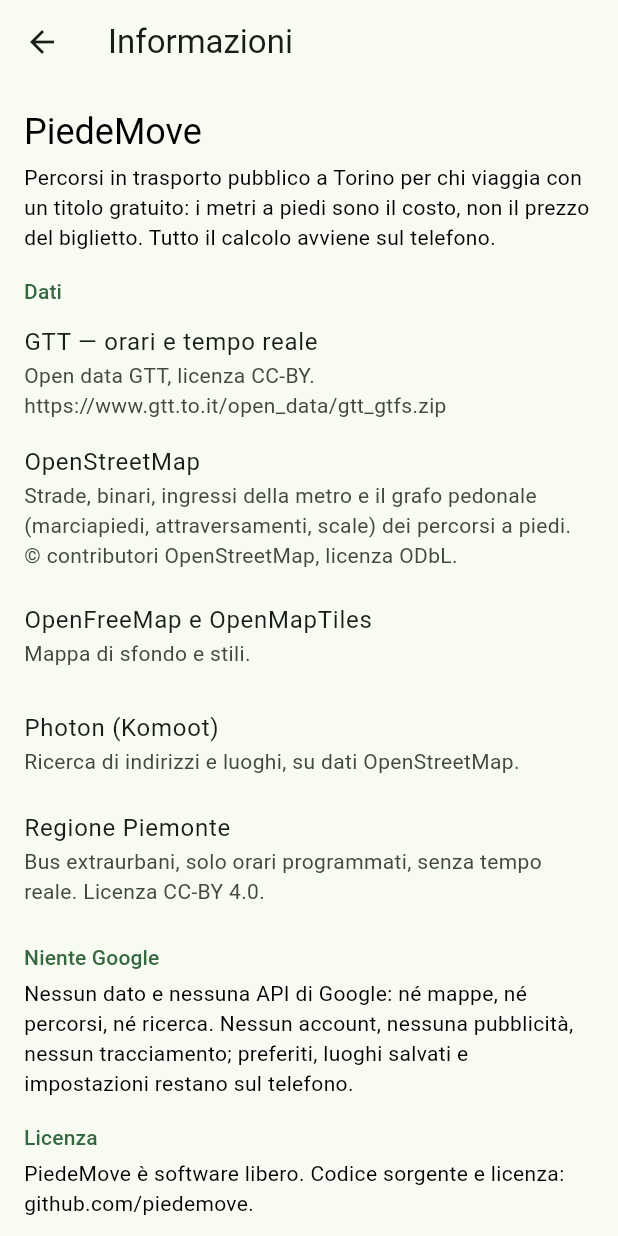
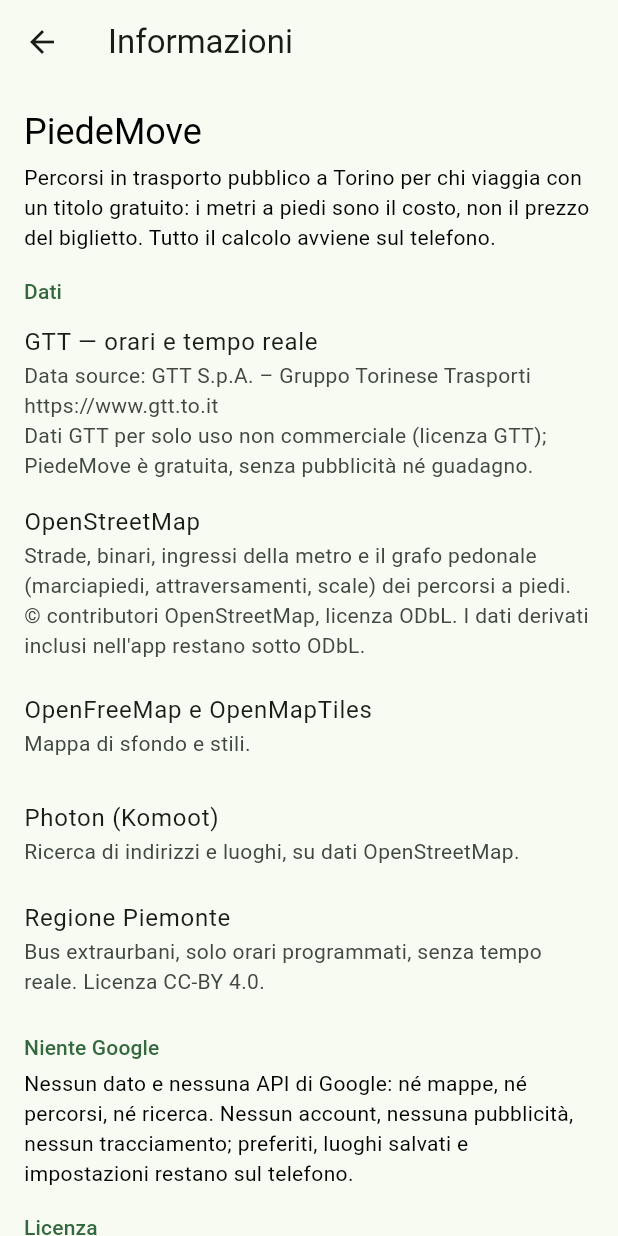
Before and after one commit to LucaCraft89/piedemove, a Flutter app: the AboutPage screen opened directly, on a phone screen of 412 x 824 dp. Run offline on Flutter 3.47's test engine with Material 3 defaults, Android fonts, the phone set to English and light mode, and no system bars; our stand-ins replace flutter_riverpod, geolocator, shared_preferences, wakelock_plus; missing offline and left inert: maplibre_gl; accounts and stored records are empty; network calls fail; Roboto replaces fonts that are missing (Google Sans Flex).

Commit message:
chore(release): licence audit, NOTICE, README, GTT attribution, repo URLs
Co-Authored-By: Claude Sonnet 5 <noreply@anthropic.com>
Claude-Session: https://claude.ai/code/session_01LYsudqWs4ENGvtPYdvjBGN

```diff
--- a/lib/geo/osm_fetch.dart
+++ b/lib/geo/osm_fetch.dart
@@ -21,7 +21,7 @@ const osmMaxAge = Duration(days: 30);
 const osmTileOverlapDegrees = 0.02;
 
 const osmUserAgent =
-    'PiedeMove/0.1 (Turin transit planner; github.com/piedemove)';
+    'PiedeMove/0.1 (Turin transit planner; github.com/LucaCraft89/piedemove)';
 
 /// Mirrors, tried in rotation. `overpass.osm.ch` is deliberately absent: it
 /// serves Switzerland only and answers 200 with an empty element list.
--- a/lib/geo/walk_graph_update.dart
+++ b/lib/geo/walk_graph_update.dart
@@ -25,7 +25,7 @@ import 'walk_graph.dart';
 /// Where the manifest lives. The one place to change when the release
 /// workflow (phase 5c) picks its final location.
 const walkManifestUrl =
-    'https://github.com/piedemove/piedemove/releases/download/walk-graph-latest/manifest.json';
+    'https://github.com/LucaCraft89/piedemove/releases/download/walk-graph-latest/manifest.json';
 
 const walkUpdateInterval = Duration(days: 1);
 const walkUpdateTimeout = Duration(seconds: 20);
--- a/lib/places/photon.dart
+++ b/lib/places/photon.dart
@@ -10,7 +10,7 @@ import 'package:http/http.dart' as http;
 
 /// Piemonte, generous bounds: lon 6.6..9.3, lat 44.0..46.6.
 /// Photon's fair-use policy asks callers to identify themselves.
-const userAgent = 'PiedeMove/1.0 (+https://github.com/piedemove)';
+const userAgent = 'PiedeMove/1.0 (+https://github.com/LucaCraft89/piedemove)';
 
 const piemonteBbox = (west: 6.6, south: 44.0, east: 9.3, north: 46.6);
 
--- a/lib/ui/settings/about_page.dart
+++ b/lib/ui/settings/about_page.dart
@@ -3,7 +3,6 @@ library;
 
 import 'package:flutter/material.dart';
 
-import 'package:piedemove/data/feeds.dart';
 import 'package:piedemove/ui/theme/tokens.dart';
 
 Future<void> openAbout(BuildContext context) => Navigator.of(
@@ -34,14 +33,19 @@ class AboutPage extends StatelessWidget {
             const _Section('Dati'),
             const _Source(
               title: 'GTT — orari e tempo reale',
-              subtitle: 'Open data GTT, licenza CC-BY.\n${Feeds.gttStaticGtfs}',
+              subtitle:
+                  'Data source: GTT S.p.A. – Gruppo Torinese Trasporti\n'
+                  'https://www.gtt.to.it\n'
+                  'Dati GTT per solo uso non commerciale (licenza GTT); '
+                  'PiedeMove è gratuita, senza pubblicità né guadagno.',
             ),
             const _Source(
               title: 'OpenStreetMap',
               subtitle:
                   'Strade, binari, ingressi della metro e il grafo pedonale '
                   '(marciapiedi, attraversamenti, scale) dei percorsi a piedi.\n'
-                  '© contributori OpenStreetMap, licenza ODbL.',
+                  '© contributori OpenStreetMap, licenza ODbL. I dati derivati inclusi '
+                  'nell\'app restano sotto ODbL.',
             ),
             const _Source(
               title: 'OpenFreeMap e OpenMapTiles',
@@ -66,8 +70,9 @@ class AboutPage extends StatelessWidget {
             ),
             const _Section('Licenza'),
             Text(
-              'PiedeMove è software libero. Codice sorgente e licenza: '
-              'github.com/piedemove.',
+              'PiedeMove è software libero (codice MIT; dati con le licenze sopra). '
+              'Codice sorgente e licenza: '
+              'github.com/LucaCraft89/piedemove.',
               style: text.bodyMedium,
             ),
             const SizedBox(height: Gap.screen),
```
Also changed, not shown: 4 other files.
